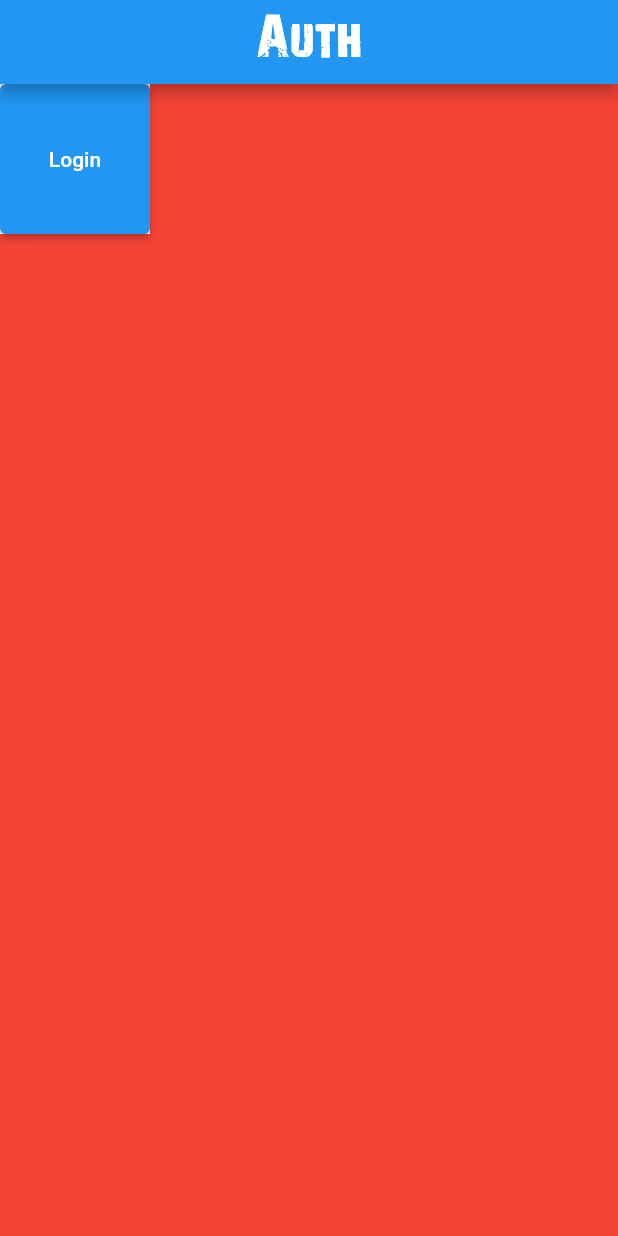
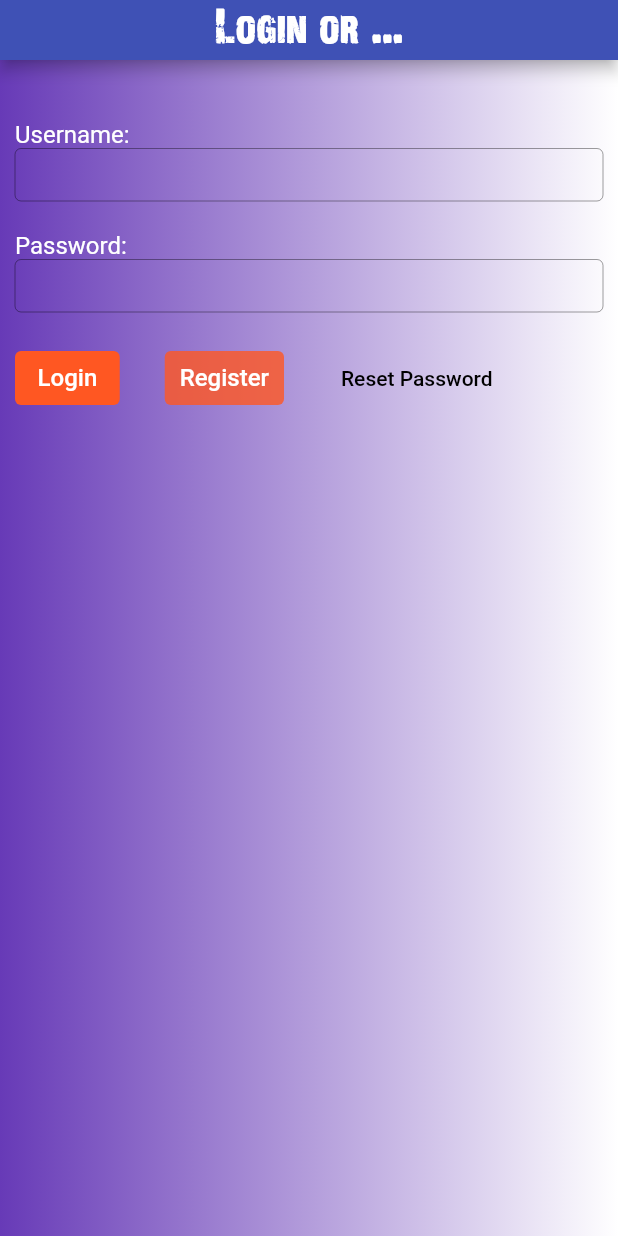
Before and after one commit to denissavishchev/StonesInternetShop, a Flutter app: the screen it shows after launch, on a phone screen of 412 x 824 dp. Run offline on Flutter 3.47's test engine with Material 2 defaults, Android fonts, the phone set to English and light mode, and no system bars; our stand-ins replace carousel_slider.

Commit message:
login listView

```diff
--- a/lib/auth_widget.dart
+++ b/lib/auth_widget.dart
@@ -13,41 +13,130 @@ class AuthWidget extends StatefulWidget {
 
 class _AuthWidgetState extends State<AuthWidget> {
 
+  final _loginTextController = TextEditingController();
+  final _passwordTextController = TextEditingController();
+  String? errorText = null;
+
   void _auth() {
+    final login = _loginTextController.text;
+    final password = _passwordTextController.text;
+    if (login == 'admin' && password == 'admin') {
       setState(() {
         Navigator.of(context).pushNamed('/main_screen');
       });
     }
+    else {
+      setState(() {
+        errorText = 'Wrong Login or Password!';
+      });
+
+    };
+
+  }
 
   @override
   Widget build(BuildContext context) {
+
+    const textStyle = TextStyle(
+      fontSize: 16,
+      color: Colors.white,
+    );
+
+    const textFieldDecoration = InputDecoration(
+      border: OutlineInputBorder(),
+      contentPadding: EdgeInsets.symmetric(horizontal: 10, vertical: 8),
+      isCollapsed: true,
+    );
+
+    final errorText = this.errorText;
+
     return MaterialApp(
       title: 'Stones and Woods',
       home: Container(
-        child: Container(
-          color: Colors.red,
+        decoration: const BoxDecoration(
+            gradient: LinearGradient(
+              begin: Alignment.centerLeft,
+              end: Alignment.centerRight,
+              colors: [
+                Colors.deepPurple,
+                Colors.white,
+              ],
+            ),
+        ),
         child: Scaffold(
           backgroundColor: Colors.transparent,
-            appBar: AppBar(
+          appBar: PreferredSize(
+            preferredSize: const Size.fromHeight(40),
+            child: AppBar(
+              backgroundColor: Colors.indigo,
               title: Container(
-                height: 60,
+                height: 40,
+                // color: Colors.indigo,
                 alignment: Alignment.center,
-                child: const Text('Auth',
+                child: const Text('Login or ...',
                   style: TextStyle(
                     fontFamily: '28days',
-                    fontSize: 40,
+                    fontSize: 32,
                     color: Colors.white,
                   ),),
               ),
             ),
+          ),
           body: Container(
-              color: Colors.white,
-              height: 100,
-              width: 100,
-              child: ElevatedButton(
+            padding: const EdgeInsets.symmetric(horizontal: 10),
+            child: Column(
+              crossAxisAlignment: CrossAxisAlignment.start,
+              children: [
+                const SizedBox(height: 20,),
+                if (errorText !=null) Text(errorText, style: const TextStyle(color: Colors.red),),
+                const SizedBox(height: 20,),
+                const Text('Username:', style: textStyle,),
+                TextField(
+                  controller: _loginTextController,
+                  decoration: textFieldDecoration,
+                ),
+                const SizedBox(height: 20,),
+                const Text('Password:', style: textStyle,),
+                TextField(
+                  controller: _passwordTextController,
+                  decoration: textFieldDecoration,
+                ),
+                const SizedBox(height: 20,),
+                Row(
+                  children: [
+                    TextButton(
                         onPressed: _auth,
-                child: Text('Login'),
+                        style: ButtonStyle(
+                          backgroundColor: MaterialStateProperty.all(Colors.deepOrange),
+                          foregroundColor: MaterialStateProperty.all(Colors.white),
+                          textStyle: MaterialStateProperty.all(
+                            const TextStyle(fontSize: 16, fontWeight: FontWeight.w500),
                           ),
+                          padding: MaterialStateProperty.all(const EdgeInsets.symmetric(horizontal: 15, vertical: 5))
+                        ),
+                        child: const Text('Login')),
+                    const SizedBox(width: 30,),
+                    TextButton(
+                        onPressed: () {},
+                        style: ButtonStyle(
+                            backgroundColor: MaterialStateProperty.all(Colors.deepOrange.withOpacity(0.8)),
+                            foregroundColor: MaterialStateProperty.all(Colors.white),
+                            textStyle: MaterialStateProperty.all(
+                              const TextStyle(fontSize: 16, fontWeight: FontWeight.w500),
+                            ),
+                            padding: MaterialStateProperty.all(const EdgeInsets.symmetric(horizontal: 10, vertical: 5))
+                        ),
+                        child: const Text('Register')),
+                    const SizedBox(width: 30,),
+                    TextButton(
+                        onPressed: () {},
+                        style: ButtonStyle(
+                          foregroundColor: MaterialStateProperty.all(Colors.black),
+                        ),
+                        child: const Text('Reset Password')),
+                  ],
+                ),
+              ],
             ),
           ),
         ),
--- a/lib/main.dart
+++ b/lib/main.dart
@@ -3,7 +3,7 @@ import 'package:stones/auth_widget.dart';
 import 'package:stones/main_screen_widget.dart';
 
 void main() {
-  runApp(Stones());
+  runApp(const Stones());
 }
 
 class Stones extends StatelessWidget {
```
Also changed, not shown: lib/main_screen_widget.dart (+49 -26 lines). Lines whose indentation alone changed are shown as unchanged.
